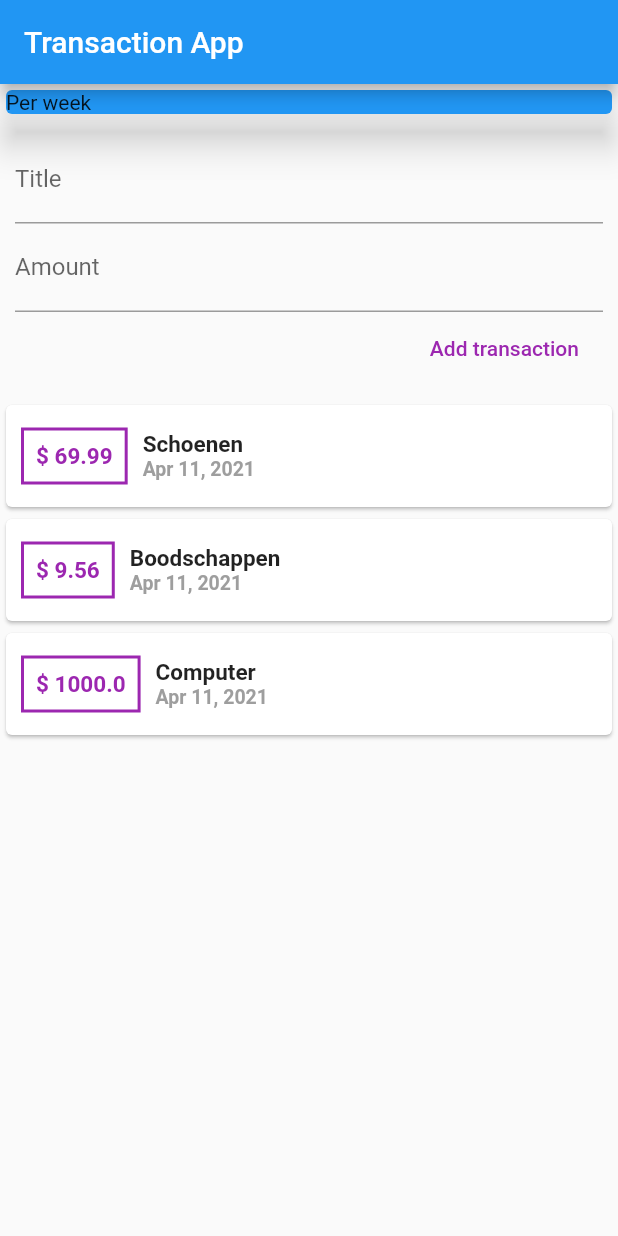
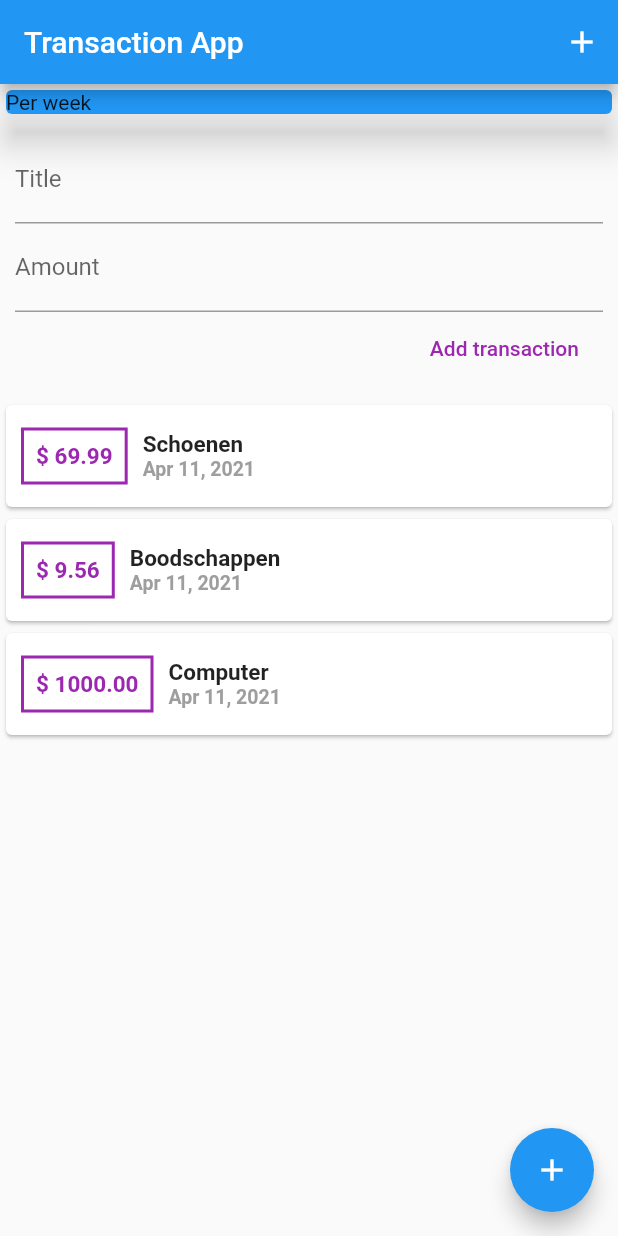
Before and after one commit to nielsoudenampsen/flutter_app, a Flutter app: the screen it shows after launch, after a tap on "Add transaction", on a phone screen of 412 x 824 dp. Run offline on Flutter 3.47's test engine with Material 2 defaults, Android fonts, the phone set to English and light mode, and no system bars.

Commit message:
Some changes

```diff
--- a/lib/main.dart
+++ b/lib/main.dart
@@ -16,9 +16,13 @@ class _MyAppState extends State<MyApp> {
   @override
   Widget build(BuildContext context) {
     return MaterialApp(
+      debugShowCheckedModeBanner: false,
       home: Scaffold(
         appBar: AppBar(
           title: Text('Transaction App'),
+          actions: <Widget>[
+            IconButton(icon: Icon(Icons.add), onPressed: () {})
+          ],
         ),
         body: SingleChildScrollView(
           child: Column(
@@ -36,6 +40,9 @@ class _MyAppState extends State<MyApp> {
             ],
           ),
         ),
+        floatingActionButton: FloatingActionButton(
+          child: Icon(Icons.add),
+        ),
       ),
     );
   }
--- a/lib/widgets/transaction_add.dart
+++ b/lib/widgets/transaction_add.dart
@@ -4,9 +4,23 @@ class TransactionAdd extends StatelessWidget {
   final Function addHandler;
   final itemController = TextEditingController();
   final amountController = TextEditingController();
+
   TransactionAdd(this.addHandler);
+
   @override
   Widget build(BuildContext context) {
+    void submitData() {
+      final enterdItem = itemController.text;
+      final enterdAmount = double.parse(amountController.text);
+
+      if (enterdItem.isEmpty || enterdAmount <= 0) {
+        print("error");
+        return;
+      }
+
+      addHandler(enterdItem, enterdAmount);
+    }
+
     return Container(
       padding: EdgeInsets.all(10),
       child: Column(
@@ -16,19 +30,19 @@ class TransactionAdd extends StatelessWidget {
             child: TextField(
               decoration: InputDecoration(labelText: 'Title'),
               controller: itemController,
+              onSubmitted: (_) => submitData(),
             ),
           ),
           Container(
             child: TextField(
               decoration: InputDecoration(labelText: 'Amount'),
               controller: amountController,
+              keyboardType: TextInputType.number,
+              onSubmitted: (_) => submitData(),
             ),
           ),
           FlatButton(
-            onPressed: () {
-              addHandler(
-                  itemController.text, double.parse(amountController.text));
-            },
+            onPressed: () => submitData(),
             child: Text(
               'Add transaction',
               style: TextStyle(color: Colors.purple),
--- a/lib/widgets/transaction_list.dart
+++ b/lib/widgets/transaction_list.dart
@@ -5,16 +5,20 @@ import 'package:intl/intl.dart';
 class TransactionList extends StatelessWidget {
   final List<Transaction> transactions;
   TransactionList(this.transactions);
+
   @override
   Widget build(BuildContext context) {
-    return Column(
-        children: transactions.map((tx) {
+    return Container(
+      height: 300,
+      child: ListView.builder(
+        itemCount: transactions.length,
+        itemBuilder: (ctx, index) {
           return Card(
             child: Row(
               children: <Widget>[
                 Container(
                   child: Text(
-              '\$ ${tx.amount}',
+                    '\$ ${transactions[index].amount.toStringAsFixed(2)}',
                     style: TextStyle(
                         color: Colors.purple,
                         fontSize: 15,
@@ -29,11 +33,12 @@ class TransactionList extends StatelessWidget {
                   crossAxisAlignment: CrossAxisAlignment.start,
                   children: <Widget>[
                     Text(
-                tx.item,
-                style: TextStyle(fontWeight: FontWeight.bold, fontSize: 15),
+                      transactions[index].item,
+                      style:
+                          TextStyle(fontWeight: FontWeight.bold, fontSize: 15),
                     ),
                     Text(
-                DateFormat.yMMMd().format(tx.date),
+                      DateFormat.yMMMd().format(transactions[index].date),
                       style: TextStyle(
                           fontWeight: FontWeight.bold,
                           fontSize: 13,
@@ -42,7 +47,10 @@ class TransactionList extends StatelessWidget {
                   ],
                 )
               ],
-      ));
-    }).toList());
+            ),
+          );
+        },
+      ),
+    );
   }
 }
```
Lines whose indentation alone changed are shown as unchanged.
